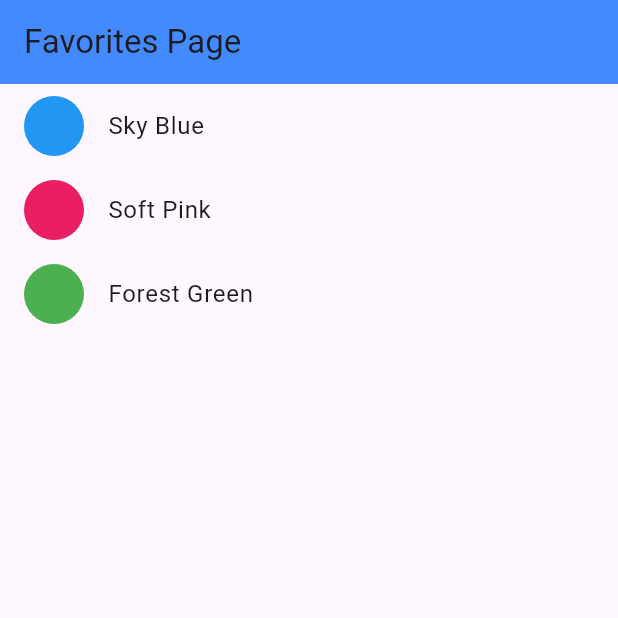
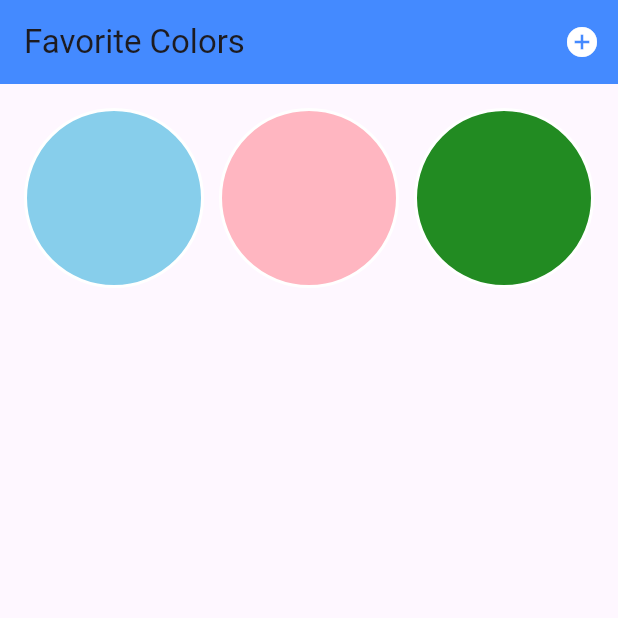
Before and after one commit to iffysravioli/beautybuddy, a Flutter app: the screen it shows after launch, swiped to page 3, on a phone screen of 412 x 824 dp, the top half of it. Run offline on Flutter 3.47's test engine with Material 3 defaults, Android fonts, the light colour scheme and no system bars; our stand-ins replace camera, flutter_colorpicker; missing offline and left inert: tflite_flutter.

Commit message:
added changed to favorites has frequency and they can add a new color of their choosening

```diff
--- a/beautybuddy_app/lib/favorites_page.dart
+++ b/beautybuddy_app/lib/favorites_page.dart
@@ -1,30 +1,171 @@
 import 'package:flutter/material.dart';
+import 'package:flutter_colorpicker/flutter_colorpicker.dart';
+import 'dart:math';
 
-class FavoritesPage extends StatelessWidget {
-  final List<Map<String, dynamic>> favoriteColors = [
-    {"name": "Sky Blue", "color": Colors.blue},
-    {"name": "Soft Pink", "color": Colors.pink},
-    {"name": "Forest Green", "color": Colors.green},
+class FavoritesPage extends StatefulWidget {
+  @override
+  _FavoritesPageState createState() => _FavoritesPageState();
+}
+
+class _FavoritesPageState extends State<FavoritesPage> {
+  List<Map<String, dynamic>> favoriteColors = [
+    {"name": "", "color": Color(0xFF87CEEB), "addedOn": DateTime.now(), "frequency": Random().nextInt(20) + 1},
+    {"name": "", "color": Color(0xFFFFB6C1), "addedOn": DateTime.now(), "frequency": Random().nextInt(20) + 1},
+    {"name": "", "color": Color(0xFF228B22), "addedOn": DateTime.now(), "frequency": Random().nextInt(20) + 1},
   ];
+
+  Color selectedColor = Colors.blue;
+  String customName = "";
+  Map<String, dynamic>? selectedColorDetails;
+
+  void _showColorDetails(BuildContext context, Map<String, dynamic> colorInfo) {
+    setState(() {
+      selectedColorDetails = colorInfo;
+    });
+  }
+
+  void _closeColorDetails() {
+    setState(() {
+      selectedColorDetails = null;
+    });
+  }
+
+  void _addFavoriteColor() {
+    showDialog(
+      context: context,
+      builder: (context) {
+        return AlertDialog(
+          title: Text("Pick a Color"),
+          content: Column(
+            mainAxisSize: MainAxisSize.min,
+            children: [
+              BlockPicker(
+                pickerColor: selectedColor,
+                onColorChanged: (color) {
+                  setState(() {
+                    selectedColor = color;
+                  });
+                },
+              ),
+              TextField(
+                decoration: InputDecoration(labelText: "Custom Name"),
+                onChanged: (value) {
+                  customName = value;
+                },
+              )
+            ],
+          ),
+          actions: [
+            TextButton(
+              onPressed: () {
+                Navigator.pop(context);
+              },
+              child: Text("Cancel"),
+            ),
+            TextButton(
+              onPressed: () {
+                setState(() {
+                  favoriteColors.add({
+                    "name": customName,
+                    "color": selectedColor,
+                    "addedOn": DateTime.now(),
+                    "frequency": 1,
+                  });
+                });
+                Navigator.pop(context);
+              },
+              child: Text("Add"),
+            ),
+          ],
+        );
+      },
+    );
+  }
 
   @override
   Widget build(BuildContext context) {
     return Scaffold(
       appBar: AppBar(
-        title: Text('Favorites Page'),
+        title: Text('Favorite Colors'),
         backgroundColor: Colors.blueAccent,
+        actions: [
+          IconButton(
+            icon: Icon(Icons.add_circle, color: Colors.white),
+            onPressed: _addFavoriteColor,
+          )
+        ],
       ),
-      body: ListView.builder(
-        itemCount: favoriteColors.length,
-        itemBuilder: (context, index) {
-          final favorite = favoriteColors[index];
-          return ListTile(
-            leading: CircleAvatar(
-              backgroundColor: favorite['color'],
+      body: Stack(
+        children: [
+          GridView.builder(
+            padding: EdgeInsets.all(16),
+            gridDelegate: SliverGridDelegateWithFixedCrossAxisCount(
+              crossAxisCount: 3,
+              crossAxisSpacing: 10,
+              mainAxisSpacing: 10,
             ),
-            title: Text(favorite['name']),
-          );
-        },
+            itemCount: favoriteColors.length,
+            itemBuilder: (context, index) {
+              final favorite = favoriteColors[index];
+              return GestureDetector(
+                onLongPress: () => _showColorDetails(context, favorite),
+                child: Container(
+                  decoration: BoxDecoration(
+                    color: favorite['color'],
+                    shape: BoxShape.circle,
+                    border: Border.all(color: Colors.white, width: 2),
+                  ),
+                ),
+              );
+            },
+          ),
+          if (selectedColorDetails != null)
+            Positioned(
+              left: 50,
+              right: 50,
+              top: MediaQuery.of(context).size.height * 0.3,
+              child: Material(
+                elevation: 5,
+                borderRadius: BorderRadius.circular(10),
+                color: Colors.white,
+                child: Padding(
+                  padding: const EdgeInsets.all(16.0),
+                  child: Column(
+                    mainAxisSize: MainAxisSize.min,
+                    children: [
+                      Text(
+                        selectedColorDetails!["name"].isEmpty
+                            ? "Unnamed Color"
+                            : selectedColorDetails!["name"],
+                        style: TextStyle(fontWeight: FontWeight.bold, fontSize: 18),
+                      ),
+                      SizedBox(height: 10),
+                      Container(
+                        width: 100,
+                        height: 100,
+                        decoration: BoxDecoration(
+                          color: selectedColorDetails!["color"],
+                          borderRadius: BorderRadius.circular(10),
+                        ),
+                      ),
+                      SizedBox(height: 10),
+                      Text("Hex: #${selectedColorDetails!["color"].value.toRadixString(16).toUpperCase()}",
+                          style: TextStyle(fontSize: 16)),
+                      Text("Added On: ${selectedColorDetails!["addedOn"].toLocal().toString().split(' ')[0]}",
+                          style: TextStyle(fontSize: 14, color: Colors.grey)),
+                      Text("Frequency: ${selectedColorDetails!["frequency"]}",
+                          style: TextStyle(fontSize: 14, color: Colors.grey)),
+                      SizedBox(height: 10),
+                      TextButton(
+                        onPressed: _closeColorDetails,
+                        child: Text("Close"),
+                      )
+                    ],
+                  ),
+                ),
+              ),
+            ),
+        ],
       ),
     );
   }
--- a/beautybuddy_app/pubspec.yaml
+++ b/beautybuddy_app/pubspec.yaml
@@ -36,6 +36,7 @@ dependencies:
   cupertino_icons: ^1.0.8
   camera: ^0.11.1
   tflite_flutter: ^0.11.0
+  flutter_colorpicker: ^1.0.3
 
 
 dev_dependencies:
@@ -54,7 +55,8 @@ dev_dependencies:
 
 # The following section is specific to Flutter packages.
 flutter:
-
+  assets:
+    - assets/emotion_model.tflite
   # The following line ensures that the Material Icons font is
   # included with your application, so that you can use the icons in
   # the material Icons class.
```
Also changed, not shown: beautybuddy_app/lib/home_page.dart (+10 -2 lines), beautybuddy_app/pubspec.lock, 1 other file.
